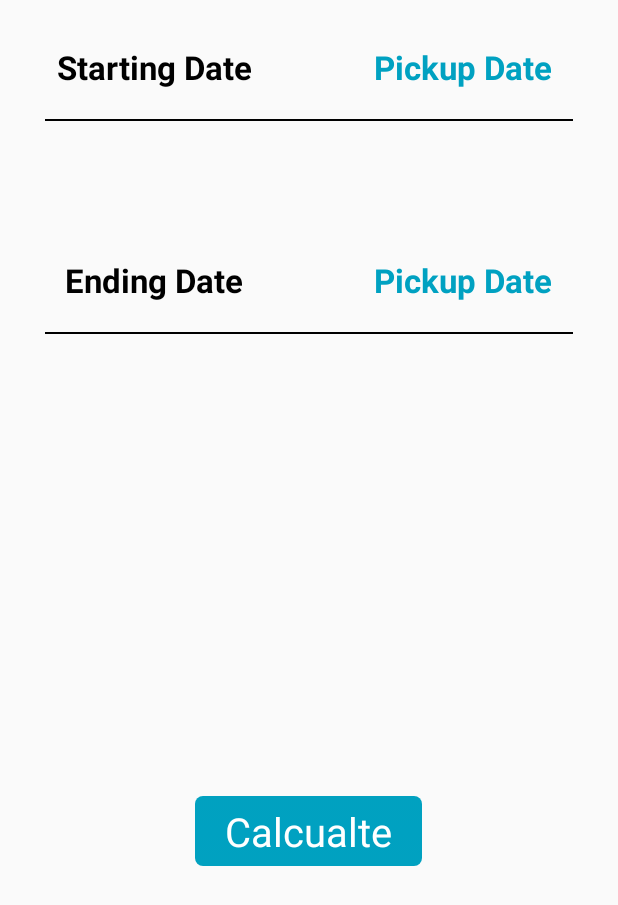
After one commit to kumarkums/Room-Account-Management, an Android app: the layout money_calculate_fragment.xml on its own in the app's theme, with its tools: preview values and no code run, on a phone screen of 412 x 824 dp. The commit adds this screen. Shown: the top 905 px of the screen. Run offline under Robolectric (Android 15) with nearby library versions, the phone set to English and light mode, and no system bars.

Commit message:
Kumar 8th Commit

```diff
--- a/app/build.gradle
+++ b/app/build.gradle
@@ -34,5 +34,7 @@ dependencies {
     implementation 'de.hdodenhof:circleimageview:2.2.0'
     implementation 'nl.psdcompany:duo-navigation-drawer:2.0.8'
     implementation 'com.android.support:cardview-v7:27.1.1'
+    implementation 'com.jakewharton:butterknife:8.8.1'
+    annotationProcessor 'com.jakewharton:butterknife-compiler:8.8.1'
 }
 apply plugin: 'com.google.gms.google-services'
--- a/app/src/main/java/com/roomaccountmanagement/SpleshActivity.java
+++ b/app/src/main/java/com/roomaccountmanagement/SpleshActivity.java
@@ -73,10 +73,12 @@ public class SpleshActivity extends AppCompatActivity {
         checkutile.CheckAdminOrUser(email_str, new CheckUserAdmin() {
             @Override
             public void CheckUserOrAdmin(String adminDetails) {
-                if (adminDetails.equals("Admin")) {
+                if (adminDetails.equals("Admin"))
+                {
                     startActivity(new Intent(SpleshActivity.this, AdminHomeActivity.class));
                     finish();
-                } else if (adminDetails.equals("User")) {
+                } else if (adminDetails.equals("User"))
+                {
                     startActivity(new Intent(SpleshActivity.this, UserHomeActivity.class));
                     finish();
                 }
--- a/app/src/main/res/layout/activity_admin_home.xml
+++ b/app/src/main/res/layout/activity_admin_home.xml
@@ -82,17 +82,18 @@
                 android:layout_width="match_parent"
                 android:layout_height="wrap_content">
                 <ImageView
-                    android:background="@drawable/expanse"
+                    android:background="@drawable/calculate"
                     android:layout_gravity="center"
                     android:layout_width="20dp"
                     android:layout_height="20dp" />
                 <TextView
+                    android:id="@+id/nav_calcualte"
                     android:layout_marginLeft="20dp"
                     android:textSize="8pt"
                     android:layout_gravity="center"
                     android:textStyle="bold"
                     android:textColor="@color/white"
-                    android:text="T O D A Y    E X P A N S E"
+                    android:text="C A L C U L A T E"
                     android:layout_width="match_parent"
                     android:layout_height="wrap_content" />
             </LinearLayout>
--- /dev/null
+++ b/app/src/main/res/layout/money_calculate_fragment.xml
@@ -0,0 +1,130 @@
+<?xml version="1.0" encoding="utf-8"?>
+<android.support.constraint.ConstraintLayout
+    xmlns:android="http://schemas.android.com/apk/res/android" android:layout_width="match_parent"
+    android:layout_height="match_parent">
+
+    <LinearLayout
+        android:orientation="vertical"
+        android:weightSum="1"
+        android:layout_width="match_parent"
+        android:layout_height="match_parent">
+
+        <LinearLayout
+            android:layout_marginTop="20dp"
+            android:orientation="vertical"
+            android:layout_weight="0.1"
+            android:layout_width="match_parent"
+            android:layout_height="wrap_content">
+
+            <LinearLayout
+                android:weightSum="1"
+                android:layout_width="match_parent"
+                android:layout_height="wrap_content">
+            <TextView
+                android:padding="10dp"
+                android:textSize="10pt"
+                android:textStyle="bold"
+                android:textColor="@color/black"
+                android:gravity="center"
+                android:layout_weight="0.5"
+                android:layout_width="100dp"
+                android:text="Starting Date"
+                android:layout_height="wrap_content" />
+
+            <TextView
+                android:id="@+id/starting_date_picker"
+                android:padding="10dp"
+                android:textColorHint="@color/light_sky_blue"
+                android:textColor="@color/forest_green"
+                android:textSize="10pt"
+                android:textStyle="bold"
+                android:gravity="center"
+                android:hint="Pickup Date"
+                android:layout_weight="0.5"
+                android:layout_width="100dp"
+                android:layout_height="wrap_content" />
+            </LinearLayout>
+            <LinearLayout
+                android:layout_marginTop="10dp"
+                android:layout_marginRight="30dp"
+                android:layout_marginLeft="30dp"
+                android:layout_weight="0.2"
+                android:layout_width="match_parent"
+                android:layout_height="wrap_content">
+                <TextView
+                    android:background="@color/black"
+                    android:layout_width="match_parent"
+                    android:layout_height="1dp" />
+            </LinearLayout>
+        </LinearLayout>
+
+        <LinearLayout
+            android:layout_marginTop="20dp"
+            android:orientation="vertical"
+            android:layout_weight="0.1"
+            android:layout_width="match_parent"
+            android:layout_height="wrap_content">
+
+            <LinearLayout
+                android:weightSum="1"
+                android:layout_width="match_parent"
+                android:layout_height="wrap_content">
+                <TextView
+                    android:padding="10dp"
+                    android:textSize="10pt"
+                    android:textStyle="bold"
+                    android:textColor="@color/black"
+                    android:gravity="center"
+                    android:layout_weight="0.5"
+                    android:layout_width="100dp"
+                    android:text="Ending Date"
+                    android:layout_height="wrap_content" />
+
+                <TextView
+                    android:id="@+id/ending_date_picker"
+                    android:padding="10dp"
+                    android:textColorHint="@color/light_sky_blue"
+                    android:textColor="@color/alizarin"
+                    android:textSize="10pt"
+                    android:textStyle="bold"
+                    android:gravity="center"
+                    android:hint="Pickup Date"
+                    android:layout_weight="0.5"
+                    android:layout_width="100dp"
+                    android:layout_height="wrap_content" />
+            </LinearLayout>
+            <LinearLayout
+                android:layout_marginTop="10dp"
+                android:layout_marginRight="30dp"
+                android:layout_marginLeft="30dp"
+                android:layout_width="match_parent"
+                android:layout_height="wrap_content">
+                <TextView
+                    android:background="@color/black"
+                    android:layout_width="match_parent"
+                    android:layout_height="1dp" />
+            </LinearLayout>
+        </LinearLayout>
+
+        <LinearLayout
+            android:gravity="center"
+            android:layout_weight="0.8"
+            android:layout_width="match_parent"
+            android:layout_height="wrap_content">
+            <TextView
+                android:id="@+id/calculate_money_fragment"
+                android:paddingTop="5dp"
+                android:paddingBottom="5dp"
+                android:paddingLeft="20dp"
+                android:paddingRight="20dp"
+                android:textSize="12pt"
+                android:textColor="@color/white"
+                android:background="@drawable/sign_in_back"
+                android:text="Calcualte"
+                android:layout_width="wrap_content"
+                android:layout_height="wrap_content" />
+        </LinearLayout>
+
+    </LinearLayout>
+
+</android.support.constraint.ConstraintLayout>
--- a/build.gradle
+++ b/build.gradle
@@ -7,7 +7,7 @@ buildscript {
         jcenter()
     }
     dependencies {
-        classpath 'com.android.tools.build:gradle:3.1.2'
+        classpath 'com.android.tools.build:gradle:3.1.3'
         classpath 'com.google.gms:google-services:3.2.0'
 
         // NOTE: Do not place your application dependencies here; they belong
```
Also changed, not shown: app/src/main/java/adminFragment/AllUserDetails.java (+4 -4 lines), app/src/main/java/adminFragment/MoneyAddingFragment.java (+7 -9 lines), app/src/main/java/adminFragment/MoneyCalculateFragment.java (added, +108 -0 lines), app/src/main/java/com/roomaccountmanagement/AdminHomeActivity.java (+11 -1 lines), app/src/main/java/firebasePackage/FirebaseUtils.java (+53 -0 lines), app/src/main/java/firebasePackage/TotalMoneyCalculate.java (added, +62 -0 lines), app/src/main/java/userDetails/UserDetails.java (+17 -13 lines), app/src/main/res/drawable/calculate.png (added).
